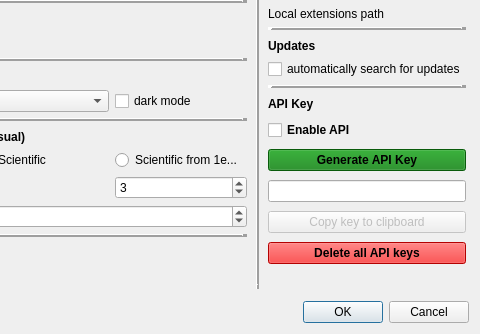
Qt form nomad_camels/gui/settings_window.ui (FAU-LAP/NOMAD-CAMELS) before a commit; both pictures show x 174 to 654 and y 268 to 602 of the 654 by 602 pixel window.
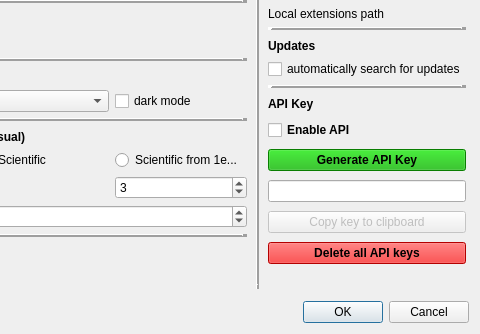
The same form after that commit. Icons and pictures are not drawn. Custom widgets are drawn as their Qt base class.

Commit message: updated button colors

```diff
--- a/nomad_camels/gui/settings_window.ui
+++ b/nomad_camels/gui/settings_window.ui
@@ -657,7 +657,13 @@
          </font>
         </property>
         <property name="styleSheet">
-         <string notr="true">background-color: #fa0202;</string>
+         <string notr="true">QPushButton {
+    background-color: #fa0000;
+}
+
+QPushButton:disabled {
+    background-color: #A52A2A; /* A grayish-red color */
+}</string>
         </property>
         <property name="text">
          <string>Delete all API keys</string>
@@ -912,7 +918,13 @@
          </font>
         </property>
         <property name="styleSheet">
-         <string notr="true">background-color:#0d800f;</string>
+         <string notr="true">QPushButton {
+    background-color: #0db002;
+}
+
+QPushButton:disabled {
+    background-color:#4fa14a; /* A grayish-green color */
+}</string>
         </property>
         <property name="text">
          <string>Generate API Key</string>
```
The commit also changes 1 other file.
